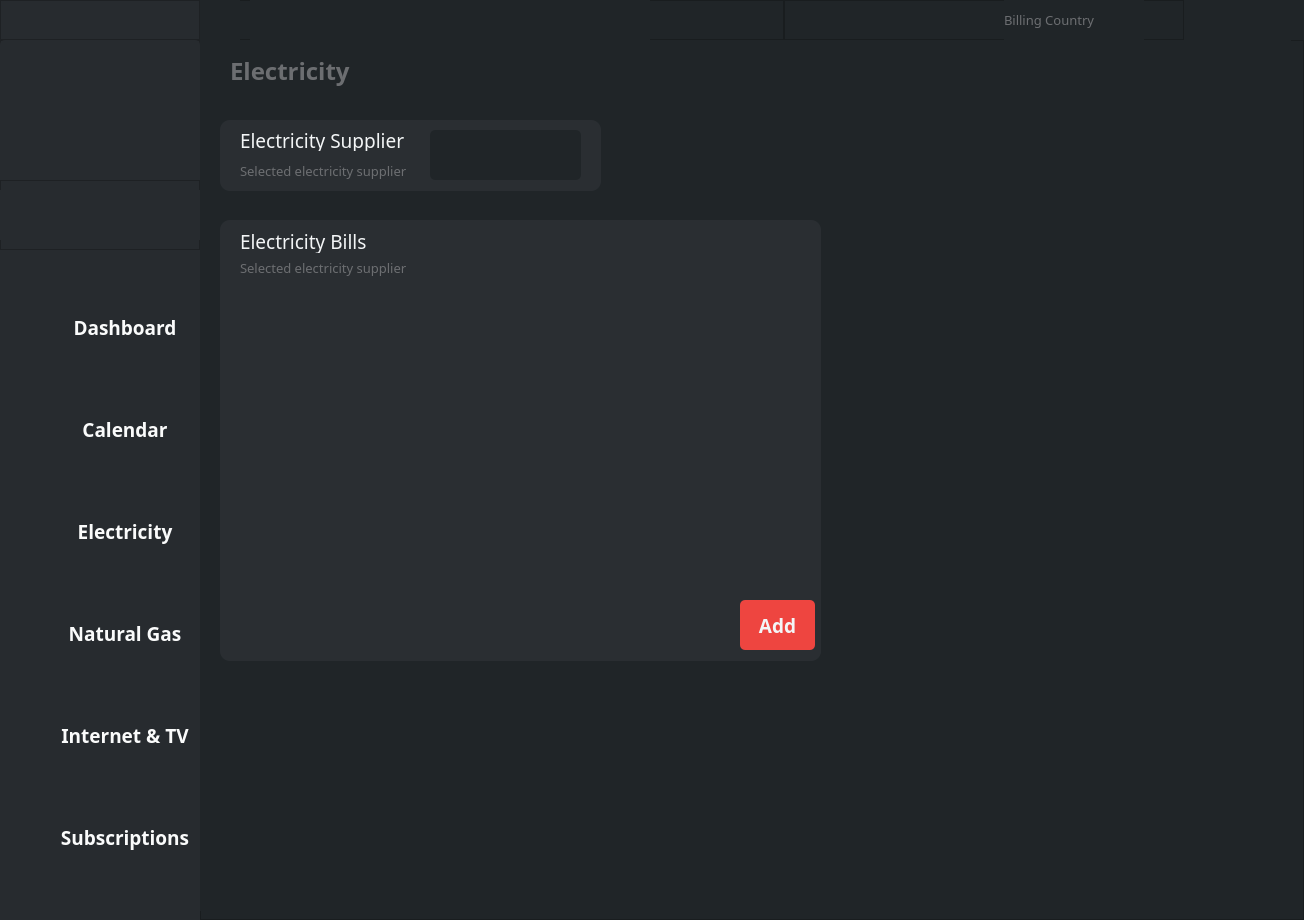
Before: the Qt Designer form billy_ui.ui in TiberiuMatei/BillyApp, drawn with Qt 5.
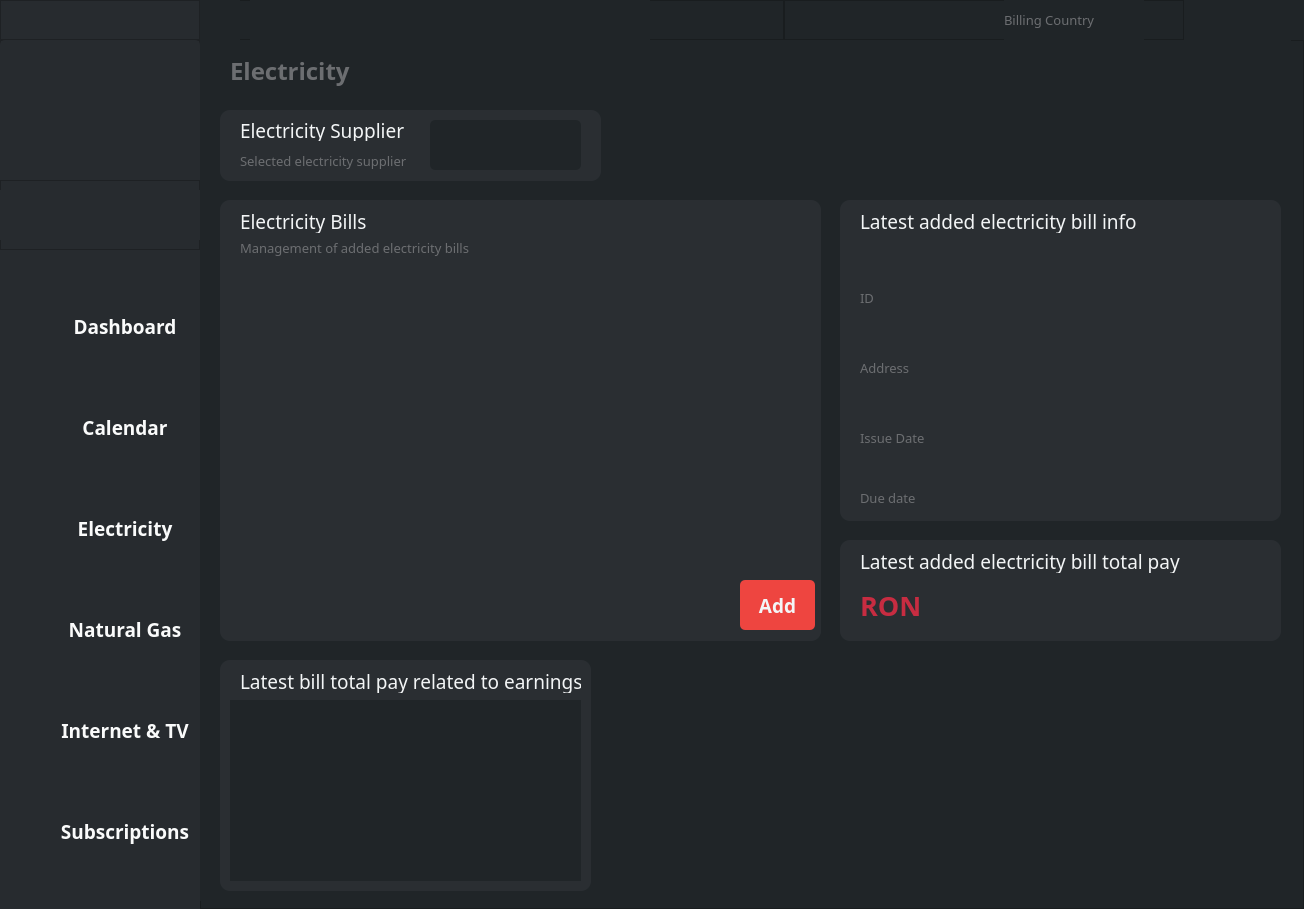
After: the same form once the commit is applied. The open tabs and pages were chosen to show the change. Icons and pictures are not drawn.

Commit message: Added bill info + Trying to add matplotlib graph in QWidget

What changed in the file:
```diff
--- a/billy_ui.ui
+++ b/billy_ui.ui
@@ -7,7 +7,7 @@
     <x>0</x>
     <y>0</y>
     <width>1304</width>
-    <height>920</height>
+    <height>909</height>
    </rect>
   </property>
   <property name="minimumSize">
@@ -1031,7 +1031,7 @@
             <x>0</x>
             <y>0</y>
             <width>1091</width>
-            <height>871</height>
+            <height>861</height>
            </rect>
           </property>
           <property name="styleSheet">
@@ -1129,7 +1129,7 @@
             <property name="geometry">
              <rect>
               <x>20</x>
-              <y>80</y>
+              <y>70</y>
               <width>381</width>
               <height>71</height>
              </rect>
@@ -1241,7 +1241,7 @@
             <property name="geometry">
              <rect>
               <x>20</x>
-              <y>180</y>
+              <y>160</y>
               <width>601</width>
               <height>441</height>
              </rect>
@@ -1263,7 +1263,7 @@
               <rect>
                <x>20</x>
                <y>40</y>
-               <width>166</width>
+               <width>231</width>
                <height>16</height>
               </rect>
              </property>
@@ -1277,7 +1277,7 @@
               <string notr="true">color: #6c6e71;</string>
              </property>
              <property name="text">
-              <string>Selected electricity supplier</string>
+              <string>Management of added electricity bills</string>
              </property>
             </widget>
             <widget class="QTreeView" name="treeElectricityDirectory">
@@ -1437,6 +1437,389 @@
              </property>
             </widget>
            </widget>
+           <widget class="QFrame" name="electricityLastBillData">
+            <property name="geometry">
+             <rect>
+              <x>640</x>
+              <y>160</y>
+              <width>441</width>
+              <height>321</height>
+             </rect>
+            </property>
+            <property name="styleSheet">
+             <string notr="true">QFrame{
+	border-radius: 10px;	
+	background-color: #2a2e32;
+}</string>
+            </property>
+            <property name="frameShape">
+             <enum>QFrame::StyledPanel</enum>
+            </property>
+            <property name="frameShadow">
+             <enum>QFrame::Raised</enum>
+            </property>
+            <widget class="QLabel" name="lblElectricityLastBilltipID">
+             <property name="geometry">
+              <rect>
+               <x>20</x>
+               <y>90</y>
+               <width>166</width>
+               <height>16</height>
+              </rect>
+             </property>
+             <property name="font">
+              <font>
+               <family>SF UI Display</family>
+               <pointsize>10</pointsize>
+              </font>
+             </property>
+             <property name="styleSheet">
+              <string notr="true">color: #6c6e71;</string>
+             </property>
+             <property name="text">
+              <string>ID</string>
+             </property>
+            </widget>
+            <widget class="QLabel" name="lblElectricityLastBillI">
+             <property name="geometry">
+              <rect>
+               <x>20</x>
+               <y>10</y>
+               <width>291</width>
+               <height>23</height>
+              </rect>
+             </property>
+             <property name="maximumSize">
+              <size>
+               <width>500</width>
+               <height>16777215</height>
+              </size>
+             </property>
+             <property name="font">
+              <font>
+               <family>SF UI Display</family>
+               <pointsize>14</pointsize>
+              </font>
+             </property>
+             <property name="styleSheet">
+              <string notr="true">color: #f3f5f6;</string>
+             </property>
+             <property name="text">
+              <string>Latest added electricity bill info</string>
+             </property>
+            </widget>
+            <widget class="QLabel" name="lblElectricityLastBillID">
+             <property name="geometry">
+              <rect>
+               <x>20</x>
+               <y>60</y>
+               <width>391</width>
+               <height>31</height>
+              </rect>
+             </property>
+             <property name="font">
+              <font>
+               <family>SF UI Display</family>
+               <pointsize>12</pointsize>
+              </font>
+             </property>
+             <property name="styleSheet">
+              <string notr="true">color: #EE4540;</string>
+             </property>
+             <property name="text">
+              <string/>
+             </property>
+            </widget>
+            <widget class="QLabel" name="lblElectricityLastBillAddress">
+             <property name="geometry">
+              <rect>
+               <x>20</x>
+               <y>120</y>
+               <width>401</width>
+               <height>41</height>
+              </rect>
+             </property>
+             <property name="font">
+              <font>
+               <family>SF UI Display</family>
+               <pointsize>12</pointsize>
+              </font>
+             </property>
+             <property name="styleSheet">
+              <string notr="true">color: #EE4540;</string>
+             </property>
+             <property name="text">
+              <string/>
+             </property>
+            </widget>
+            <widget class="QLabel" name="lblElectricityLastBilltipAddress">
+             <property name="geometry">
+              <rect>
+               <x>20</x>
+               <y>160</y>
+               <width>166</width>
+               <height>16</height>
+              </rect>
+             </property>
+             <property name="font">
+              <font>
+               <family>SF UI Display</family>
+               <pointsize>10</pointsize>
+              </font>
+             </property>
+             <property name="styleSheet">
+              <string notr="true">color: #6c6e71;</string>
+             </property>
+             <property name="text">
+              <string>Address</string>
+             </property>
+            </widget>
+            <widget class="QLabel" name="lblElectricityLastBillIssueDate">
+             <property name="geometry">
+              <rect>
+               <x>20</x>
+               <y>200</y>
+               <width>301</width>
+               <height>31</height>
+              </rect>
+             </property>
+             <property name="font">
+              <font>
+               <family>SF UI Display</family>
+               <pointsize>20</pointsize>
+              </font>
+             </property>
+             <property name="styleSheet">
+              <string notr="true">color: #EE4540;</string>
+             </property>
+             <property name="text">
+              <string/>
+             </property>
+            </widget>
+            <widget class="QLabel" name="lblElectricityLastBilltipIssueDate">
+             <property name="geometry">
+              <rect>
+               <x>20</x>
+               <y>230</y>
+               <width>166</width>
+               <height>16</height>
+              </rect>
+             </property>
+             <property name="font">
+              <font>
+               <family>SF UI Display</family>
+               <pointsize>10</pointsize>
+              </font>
+             </property>
+             <property name="styleSheet">
+              <string notr="true">color: #6c6e71;</string>
+             </property>
+             <property name="text">
+              <string>Issue Date</string>
+             </property>
+            </widget>
+            <widget class="QLabel" name="lblElectricityLastBillDueDate">
+             <property name="geometry">
+              <rect>
+               <x>20</x>
+               <y>260</y>
+               <width>301</width>
+               <height>31</height>
+              </rect>
+             </property>
+             <property name="font">
+              <font>
+               <family>SF UI Display</family>
+               <pointsize>20</pointsize>
+              </font>
+             </property>
+             <property name="styleSheet">
+              <string notr="true">color: #EE4540;</string>
+             </property>
+             <property name="text">
+              <string/>
+             </property>
+            </widget>
+            <widget class="QLabel" name="lblElectricityLastBilltipDueDate">
+             <property name="geometry">
+              <rect>
+               <x>20</x>
+               <y>290</y>
+               <width>166</width>
+               <height>16</height>
+              </rect>
+             </property>
+             <property name="font">
+              <font>
+               <family>SF UI Display</family>
+               <pointsize>10</pointsize>
+              </font>
+             </property>
+             <property name="styleSheet">
+              <string notr="true">color: #6c6e71;</string>
+             </property>
+             <property name="text">
+              <string>Due date</string>
+             </property>
+            </widget>
+           </widget>
+           <widget class="QFrame" name="electricityLastBillTotalPay">
+            <property name="geometry">
+             <rect>
+              <x>640</x>
+              <y>500</y>
+              <width>441</width>
+              <height>101</height>
+             </rect>
+            </property>
+            <property name="styleSheet">
+             <string notr="true">QFrame{
+	border-radius: 10px;	
+	background-color: #2a2e32;	
+	background-image: url(:/images/Resources/bill_total_pay.png);
+}</string>
+            </property>
+            <property name="frameShape">
+             <enum>QFrame::StyledPanel</enum>
+            </property>
+            <property name="frameShadow">
+             <enum>QFrame::Raised</enum>
+            </property>
+            <widget class="QLabel" name="lblElectricityLastBillTotalPayInfo">
+             <property name="geometry">
+              <rect>
+               <x>20</x>
+               <y>10</y>
+               <width>331</width>
+               <height>23</height>
+              </rect>
+             </property>
+             <property name="maximumSize">
+              <size>
+               <width>500</width>
+               <height>16777215</height>
+              </size>
+             </property>
+             <property name="font">
+              <font>
+               <family>SF UI Display</family>
+               <pointsize>14</pointsize>
+              </font>
+             </property>
+             <property name="styleSheet">
+              <string notr="true">color: #f3f5f6;</string>
+             </property>
+             <property name="text">
+              <string>Latest added electricity bill total pay</string>
+             </property>
+            </widget>
+            <widget class="QLabel" name="lblElectricityLastBillTotalPay">
+             <property name="geometry">
+              <rect>
+               <x>90</x>
+               <y>50</y>
+               <width>191</width>
+               <height>31</height>
+              </rect>
+             </property>
+             <property name="font">
+              <font>
+               <family>SF UI Display</family>
+               <pointsize>20</pointsize>
+              </font>
+             </property>
+             <property name="styleSheet">
+              <string notr="true">color: #EE4540;</string>
+             </property>
+             <property name="text">
+              <string/>
+             </property>
+            </widget>
+            <widget class="QLabel" name="lblElectricityBillCurrency">
+             <property name="geometry">
+              <rect>
+               <x>20</x>
+               <y>50</y>
+               <width>61</width>
+               <height>31</height>
+              </rect>
+             </property>
+             <property name="font">
+              <font>
+               <family>SF UI Display</family>
+               <pointsize>20</pointsize>
+               <weight>75</weight>
+               <bold>true</bold>
+              </font>
+             </property>
+             <property name="styleSheet">
+              <string notr="true">color: #C72C41;</string>
+             </property>
+             <property name="text">
+              <string>RON</string>
+             </property>
+            </widget>
+           </widget>
+           <widget class="QFrame" name="electricityLastBill">
+            <property name="geometry">
+             <rect>
+              <x>20</x>
+              <y>620</y>
+              <width>371</width>
+              <height>231</height>
+             </rect>
+            </property>
+            <property name="styleSheet">
+             <string notr="true">QFrame{
+	border-radius: 10px;	
+	background-color: #2a2e32;
+}</string>
+            </property>
+            <property name="frameShape">
+             <enum>QFrame::StyledPanel</enum>
+            </property>
+            <property name="frameShadow">
+             <enum>QFrame::Raised</enum>
+            </property>
+            <widget class="QLabel" name="lblElectricityLastBillPlotTitle">
+             <property name="geometry">
+              <rect>
+               <x>20</x>
+               <y>10</y>
+               <width>341</width>
+               <height>23</height>
+              </rect>
+             </property>
+             <property name="maximumSize">
+              <size>
+               <width>500</width>
+               <height>16777215</height>
+              </size>
+             </property>
+             <property name="font">
+              <font>
+               <family>SF UI Display</family>
+               <pointsize>14</pointsize>
+              </font>
+             </property>
+             <property name="styleSheet">
+              <string notr="true">color: #f3f5f6;</string>
+             </property>
+             <property name="text">
+              <string>Latest bill total pay related to earnings</string>
+             </property>
+            </widget>
+            <widget class="QWidget" name="widgetElectricityDonutPlot" native="true">
+             <property name="geometry">
+              <rect>
+               <x>10</x>
+               <y>40</y>
+               <width>351</width>
+               <height>181</height>
+              </rect>
+             </property>
+            </widget>
+           </widget>
           </widget>
           <widget class="QWidget" name="pageNaturalGas">
            <widget class="QLabel" name="lblNaturalGasTitle">
```
The commit also changes 16 other files.
